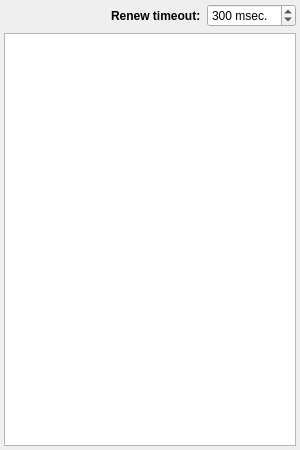
Before: the Qt Designer form CtrlInfoWidget.ui in xodj/RyzenAdjCtrl, drawn with Qt 5.
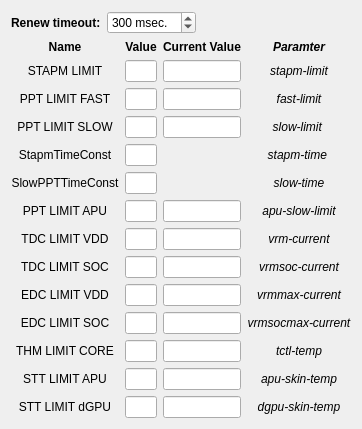
After: the same form once the commit is applied.

Diff of the .ui file:
```diff
--- a/CtrlInfoWidget.ui
+++ b/CtrlInfoWidget.ui
@@ -6,41 +6,22 @@
    <rect>
     <x>0</x>
     <y>0</y>
-    <width>300</width>
-    <height>450</height>
+    <width>357</width>
+    <height>399</height>
    </rect>
   </property>
+  <property name="minimumSize">
+   <size>
+    <width>0</width>
+    <height>0</height>
+   </size>
+  </property>
   <property name="windowTitle">
    <string>Form</string>
   </property>
   <layout class="QVBoxLayout" name="verticalLayout">
-   <property name="leftMargin">
-    <number>4</number>
-   </property>
-   <property name="topMargin">
-    <number>4</number>
-   </property>
-   <property name="rightMargin">
-    <number>4</number>
-   </property>
-   <property name="bottomMargin">
-    <number>4</number>
-   </property>
    <item>
     <layout class="QHBoxLayout" name="horizontalLayout">
-     <item>
-      <spacer name="horizontalSpacer">
-       <property name="orientation">
-        <enum>Qt::Horizontal</enum>
-       </property>
-       <property name="sizeHint" stdset="0">
-        <size>
-         <width>40</width>
-         <height>20</height>
-        </size>
-       </property>
-      </spacer>
-     </item>
      <item>
       <widget class="QLabel" name="label">
        <property name="font">
@@ -73,10 +54,606 @@
        </property>
       </widget>
      </item>
+     <item>
+      <spacer name="horizontalSpacer">
+       <property name="orientation">
+        <enum>Qt::Horizontal</enum>
+       </property>
+       <property name="sizeHint" stdset="0">
+        <size>
+         <width>40</width>
+         <height>20</height>
+        </size>
+       </property>
+      </spacer>
+     </item>
     </layout>
    </item>
    <item>
-    <widget class="QTextEdit" name="textEdit"/>
+    <layout class="QGridLayout" name="gridLayout_2">
+     <item row="5" column="4">
+      <widget class="QLabel" name="label_19">
+       <property name="font">
+        <font>
+         <italic>true</italic>
+        </font>
+       </property>
+       <property name="text">
+        <string>slow-time</string>
+       </property>
+       <property name="alignment">
+        <set>Qt::AlignCenter</set>
+       </property>
+      </widget>
+     </item>
+     <item row="10" column="0">
+      <widget class="QLabel" name="label_15">
+       <property name="text">
+        <string>EDC LIMIT SOC</string>
+       </property>
+       <property name="alignment">
+        <set>Qt::AlignCenter</set>
+       </property>
+      </widget>
+     </item>
+     <item row="7" column="3">
+      <widget class="QLineEdit" name="vrm_current_value">
+       <property name="readOnly">
+        <bool>true</bool>
+       </property>
+      </widget>
+     </item>
+     <item row="7" column="0">
+      <widget class="QLabel" name="label_12">
+       <property name="text">
+        <string>TDC LIMIT VDD</string>
+       </property>
+       <property name="alignment">
+        <set>Qt::AlignCenter</set>
+       </property>
+      </widget>
+     </item>
+     <item row="9" column="2">
+      <widget class="QLineEdit" name="vrmmax_current">
+       <property name="readOnly">
+        <bool>true</bool>
+       </property>
+      </widget>
+     </item>
+     <item row="2" column="4">
+      <widget class="QLabel" name="label_33">
+       <property name="font">
+        <font>
+         <italic>true</italic>
+        </font>
+       </property>
+       <property name="text">
+        <string>fast-limit</string>
+       </property>
+       <property name="alignment">
+        <set>Qt::AlignCenter</set>
+       </property>
+      </widget>
+     </item>
+     <item row="11" column="0">
+      <widget class="QLabel" name="label_16">
+       <property name="text">
+        <string>THM LIMIT CORE</string>
+       </property>
+       <property name="alignment">
+        <set>Qt::AlignCenter</set>
+       </property>
+      </widget>
+     </item>
+     <item row="12" column="4">
+      <widget class="QLabel" name="label_29">
+       <property name="font">
+        <font>
+         <italic>true</italic>
+        </font>
+       </property>
+       <property name="text">
+        <string>apu-skin-temp</string>
+       </property>
+       <property name="alignment">
+        <set>Qt::AlignCenter</set>
+       </property>
+      </widget>
+     </item>
+     <item row="7" column="4">
+      <widget class="QLabel" name="label_22">
+       <property name="font">
+        <font>
+         <italic>true</italic>
+        </font>
+       </property>
+       <property name="text">
+        <string>vrm-current</string>
+       </property>
+       <property name="alignment">
+        <set>Qt::AlignCenter</set>
+       </property>
+      </widget>
+     </item>
+     <item row="2" column="3">
+      <widget class="QLineEdit" name="fast_value">
+       <property name="readOnly">
+        <bool>true</bool>
+       </property>
+      </widget>
+     </item>
+     <item row="10" column="4">
+      <widget class="QLabel" name="label_28">
+       <property name="font">
+        <font>
+         <italic>true</italic>
+        </font>
+       </property>
+       <property name="text">
+        <string>vrmsocmax-current</string>
+       </property>
+       <property name="alignment">
+        <set>Qt::AlignCenter</set>
+       </property>
+      </widget>
+     </item>
+     <item row="5" column="2">
+      <widget class="QLineEdit" name="slow_time">
+       <property name="readOnly">
+        <bool>true</bool>
+       </property>
+      </widget>
+     </item>
+     <item row="11" column="4">
+      <widget class="QLabel" name="label_27">
+       <property name="font">
+        <font>
+         <italic>true</italic>
+        </font>
+       </property>
+       <property name="text">
+        <string>tctl-temp</string>
+       </property>
+       <property name="alignment">
+        <set>Qt::AlignCenter</set>
+       </property>
+      </widget>
+     </item>
+     <item row="8" column="3">
+      <widget class="QLineEdit" name="vrmsoc_current_value">
+       <property name="readOnly">
+        <bool>true</bool>
+       </property>
+      </widget>
+     </item>
+     <item row="1" column="0">
+      <widget class="QLabel" name="label_3">
+       <property name="text">
+        <string>STAPM LIMIT</string>
+       </property>
+       <property name="alignment">
+        <set>Qt::AlignCenter</set>
+       </property>
+      </widget>
+     </item>
+     <item row="12" column="2">
+      <widget class="QLineEdit" name="apu_skin_temp_limit">
+       <property name="readOnly">
+        <bool>true</bool>
+       </property>
+      </widget>
+     </item>
+     <item row="7" column="2">
+      <widget class="QLineEdit" name="vrm_current">
+       <property name="readOnly">
+        <bool>true</bool>
+       </property>
+      </widget>
+     </item>
+     <item row="1" column="4">
+      <widget class="QLabel" name="label_17">
+       <property name="font">
+        <font>
+         <italic>true</italic>
+        </font>
+       </property>
+       <property name="text">
+        <string>stapm-limit</string>
+       </property>
+       <property name="alignment">
+        <set>Qt::AlignCenter</set>
+       </property>
+      </widget>
+     </item>
+     <item row="0" column="2">
+      <widget class="QLabel" name="label_7">
+       <property name="font">
+        <font>
+         <weight>75</weight>
+         <bold>true</bold>
+        </font>
+       </property>
+       <property name="layoutDirection">
+        <enum>Qt::LeftToRight</enum>
+       </property>
+       <property name="text">
+        <string>Value</string>
+       </property>
+       <property name="textFormat">
+        <enum>Qt::AutoText</enum>
+       </property>
+       <property name="alignment">
+        <set>Qt::AlignCenter</set>
+       </property>
+      </widget>
+     </item>
+     <item row="3" column="4">
+      <widget class="QLabel" name="label_18">
+       <property name="font">
+        <font>
+         <italic>true</italic>
+        </font>
+       </property>
+       <property name="text">
+        <string>slow-limit </string>
+       </property>
+       <property name="alignment">
+        <set>Qt::AlignCenter</set>
+       </property>
+      </widget>
+     </item>
+     <item row="9" column="0">
+      <widget class="QLabel" name="label_14">
+       <property name="text">
+        <string>EDC LIMIT VDD</string>
+       </property>
+       <property name="alignment">
+        <set>Qt::AlignCenter</set>
+       </property>
+      </widget>
+     </item>
+     <item row="3" column="0">
+      <widget class="QLabel" name="label_5">
+       <property name="text">
+        <string>PPT LIMIT SLOW</string>
+       </property>
+       <property name="alignment">
+        <set>Qt::AlignCenter</set>
+       </property>
+      </widget>
+     </item>
+     <item row="3" column="2">
+      <widget class="QLineEdit" name="slow_limit">
+       <property name="readOnly">
+        <bool>true</bool>
+       </property>
+      </widget>
+     </item>
+     <item row="13" column="4">
+      <widget class="QLabel" name="label_30">
+       <property name="font">
+        <font>
+         <italic>true</italic>
+        </font>
+       </property>
+       <property name="text">
+        <string>dgpu-skin-temp</string>
+       </property>
+       <property name="alignment">
+        <set>Qt::AlignCenter</set>
+       </property>
+      </widget>
+     </item>
+     <item row="4" column="4">
+      <widget class="QLabel" name="label_20">
+       <property name="font">
+        <font>
+         <italic>true</italic>
+        </font>
+       </property>
+       <property name="text">
+        <string>stapm-time </string>
+       </property>
+       <property name="alignment">
+        <set>Qt::AlignCenter</set>
+       </property>
+      </widget>
+     </item>
+     <item row="4" column="2">
+      <widget class="QLineEdit" name="stapm_time">
+       <property name="readOnly">
+        <bool>true</bool>
+       </property>
+      </widget>
+     </item>
+     <item row="11" column="3">
+      <widget class="QLineEdit" name="tctl_temp_value">
+       <property name="readOnly">
+        <bool>true</bool>
+       </property>
+      </widget>
+     </item>
+     <item row="3" column="3">
+      <widget class="QLineEdit" name="slow_value">
+       <property name="readOnly">
+        <bool>true</bool>
+       </property>
+      </widget>
+     </item>
+     <item row="2" column="0">
+      <widget class="QLabel" name="label_4">
+       <property name="text">
+        <string>PPT LIMIT FAST</string>
+       </property>
+       <property name="alignment">
+        <set>Qt::AlignCenter</set>
+       </property>
+      </widget>
+     </item>
+     <item row="8" column="2">
+      <widget class="QLineEdit" name="vrmsoc_current">
+       <property name="readOnly">
+        <bool>true</bool>
+       </property>
+      </widget>
+     </item>
+     <item row="9" column="4">
+      <widget class="QLabel" name="label_23">
+       <property name="font">
+        <font>
+         <italic>true</italic>
+        </font>
+       </property>
+       <property name="text">
+        <string>vrmmax-current</string>
+       </property>
+       <property name="alignment">
+        <set>Qt::AlignCenter</set>
+       </property>
+      </widget>
+     </item>
+     <item row="13" column="2">
+      <widget class="QLineEdit" name="dgpu_skin_temp_limit">
+       <property name="readOnly">
+        <bool>true</bool>
+       </property>
+      </widget>
+     </item>
+     <item row="9" column="3">
+      <widget class="QLineEdit" name="vrmmax_current_value">
+       <property name="readOnly">
+        <bool>true</bool>
+       </property>
+      </widget>
+     </item>
+     <item row="6" column="4">
+      <widget class="QLabel" name="label_21">
+       <property name="font">
+        <font>
+         <italic>true</italic>
+        </font>
+       </property>
+       <property name="text">
+        <string>apu-slow-limit</string>
+       </property>
+       <property name="alignment">
+        <set>Qt::AlignCenter</set>
+       </property>
+      </widget>
+     </item>
+     <item row="4" column="0">
+      <widget class="QLabel" name="label_6">
+       <property name="text">
+        <string>StapmTimeConst</string>
+       </property>
+       <property name="alignment">
+        <set>Qt::AlignCenter</set>
+       </property>
+      </widget>
+     </item>
+     <item row="12" column="3">
+      <widget class="QLineEdit" name="apu_skin_temp_value">
+       <property name="readOnly">
+        <bool>true</bool>
+       </property>
+      </widget>
+     </item>
+     <item row="8" column="4">
+      <widget class="QLabel" name="label_26">
+       <property name="font">
+        <font>
+         <italic>true</italic>
+        </font>
+       </property>
+       <property name="text">
+        <string>vrmsoc-current</string>
+       </property>
+       <property name="alignment">
+        <set>Qt::AlignCenter</set>
+       </property>
+      </widget>
+     </item>
+     <item row="8" column="0">
+      <widget class="QLabel" name="label_13">
+       <property name="text">
+        <string>TDC LIMIT SOC</string>
+       </property>
+       <property name="alignment">
+        <set>Qt::AlignCenter</set>
+       </property>
+      </widget>
+     </item>
+     <item row="1" column="2">
+      <widget class="QLineEdit" name="stapm_limit">
+       <property name="readOnly">
+        <bool>true</bool>
+       </property>
+      </widget>
+     </item>
+     <item row="10" column="3">
+      <widget class="QLineEdit" name="vrmsocmax_current_value">
+       <property name="readOnly">
+        <bool>true</bool>
+       </property>
+      </widget>
+     </item>
+     <item row="0" column="0">
+      <widget class="QLabel" name="label_2">
+       <property name="font">
+        <font>
+         <weight>75</weight>
+         <bold>true</bold>
+        </font>
+       </property>
+       <property name="layoutDirection">
+        <enum>Qt::LeftToRight</enum>
+       </property>
+       <property name="text">
+        <string>Name</string>
+       </property>
+       <property name="textFormat">
+        <enum>Qt::AutoText</enum>
+       </property>
+       <property name="alignment">
+        <set>Qt::AlignCenter</set>
+       </property>
+      </widget>
+     </item>
+     <item row="13" column="0">
+      <widget class="QLabel" name="label_24">
+       <property name="text">
+        <string>STT LIMIT dGPU</string>
+       </property>
+       <property name="alignment">
+        <set>Qt::AlignCenter</set>
+       </property>
+      </widget>
+     </item>
+     <item row="0" column="4">
+      <widget class="QLabel" name="label_9">
+       <property name="font">
+        <font>
+         <weight>75</weight>
+         <italic>true</italic>
+         <bold>true</bold>
+        </font>
+       </property>
+       <property name="layoutDirection">
+        <enum>Qt::LeftToRight</enum>
+       </property>
+       <property name="text">
+        <string>Paramter</string>
+       </property>
+       <property name="textFormat">
+        <enum>Qt::AutoText</enum>
+       </property>
+       <property name="alignment">
+        <set>Qt::AlignCenter</set>
+       </property>
+      </widget>
+     </item>
+     <item row="6" column="2">
+      <widget class="QLineEdit" name="apu_slow_limit">
+       <property name="readOnly">
+        <bool>true</bool>
+       </property>
+      </widget>
+     </item>
+     <item row="1" column="3">
+      <widget class="QLineEdit" name="stapm_value">
+       <property name="readOnly">
+        <bool>true</bool>
+       </property>
+      </widget>
+     </item>
+     <item row="6" column="0">
+      <widget class="QLabel" name="label_11">
+       <property name="text">
+        <string>PPT LIMIT APU</string>
+       </property>
+       <property name="alignment">
+        <set>Qt::AlignCenter</set>
+       </property>
+      </widget>
+     </item>
+     <item row="12" column="0">
+      <widget class="QLabel" name="label_25">
+       <property name="text">
+        <string>STT LIMIT APU</string>
+       </property>
+       <property name="alignment">
+        <set>Qt::AlignCenter</set>
+       </property>
+      </widget>
+     </item>
+     <item row="13" column="3">
+      <widget class="QLineEdit" name="dgpu_skin_temp_value">
+       <property name="readOnly">
+        <bool>true</bool>
+       </property>
+      </widget>
+     </item>
+     <item row="11" column="2">
+      <widget class="QLineEdit" name="tctl_temp">
+       <property name="readOnly">
+        <bool>true</bool>
+       </property>
+      </widget>
+     </item>
+     <item row="0" column="3">
+      <widget class="QLabel" name="label_8">
+       <property name="font">
+        <font>
+         <weight>75</weight>
+         <bold>true</bold>
+        </font>
+       </property>
+       <property name="layoutDirection">
+        <enum>Qt::LeftToRight</enum>
+       </property>
+       <property name="text">
+        <string>Current Value</string>
+       </property>
+       <property name="textFormat">
+        <enum>Qt::AutoText</enum>
+       </property>
+       <property name="alignment">
+        <set>Qt::AlignCenter</set>
+       </property>
+      </widget>
+     </item>
+     <item row="10" column="2">
+      <widget class="QLineEdit" name="vrmsocmax_current">
+       <property name="readOnly">
+        <bool>true</bool>
+       </property>
+      </widget>
+     </item>
+     <item row="2" column="2">
+      <widget class="QLineEdit" name="fast_limit">
+       <property name="readOnly">
+        <bool>true</bool>
+       </property>
+      </widget>
+     </item>
+     <item row="5" column="0">
+      <widget class="QLabel" name="label_10">
+       <property name="text">
+        <string>SlowPPTTimeConst</string>
+       </property>
+       <property name="alignment">
+        <set>Qt::AlignCenter</set>
+       </property>
+      </widget>
+     </item>
+     <item row="6" column="3">
+      <widget class="QLineEdit" name="apu_slow_value">
+       <property name="readOnly">
+        <bool>true</bool>
+       </property>
+      </widget>
+     </item>
+    </layout>
    </item>
   </layout>
  </widget>
```
